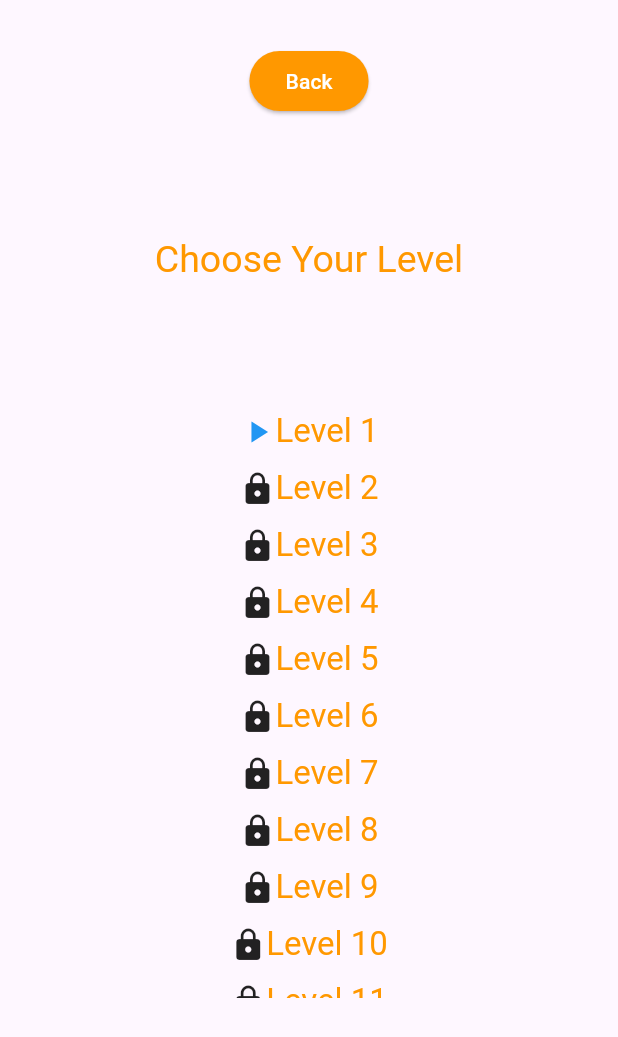
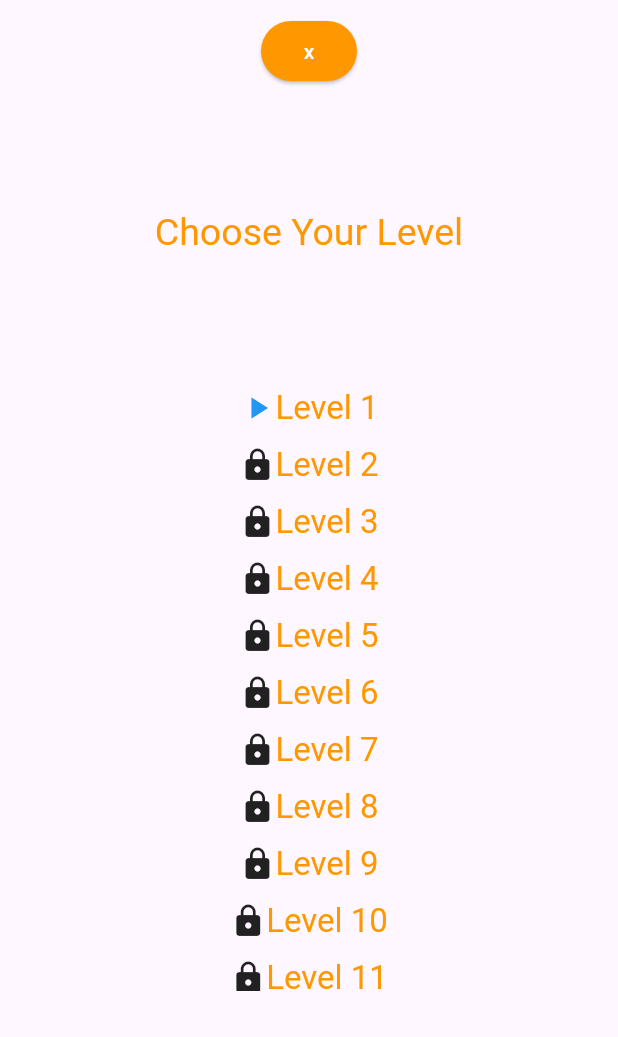
Before and after one commit to kiicodes/flutter_stacker_game, a Flutter app: the screen it shows after launch, after a tap on "Start", on a phone screen of 412 x 824 dp. Shown: the top 1037 px of the screen. Run offline on Flutter 3.47's test engine with Material 2 defaults, Android fonts, the phone set to English and light mode, and no system bars; our stand-ins replace google_fonts, shared_preferences; missing offline and left inert: flame.

Commit message:
Working on leaderboard screen

```diff
--- a/lib/screens/level_selection_screen.dart
+++ b/lib/screens/level_selection_screen.dart
@@ -1,5 +1,6 @@
 import 'package:flutter/material.dart';
 import 'package:stacker_game/screens/components/level_list.dart';
+import 'package:stacker_game/shared/custom_back_button.dart';
 
 class LevelSelectionScreen extends StatelessWidget {
   const LevelSelectionScreen({super.key});
@@ -10,13 +11,7 @@ class LevelSelectionScreen extends StatelessWidget {
       body: SafeArea(
         child: Column(
           children: [
-            Container(
-              margin: const EdgeInsets.only(top: 30),
-              child: ElevatedButton(
-                onPressed: () { Navigator.of(context).pop(); },
-                child: const Text("Back")
-              )
-            ),
+            const CustomBackButton(),
             const Spacer(),
             Text('Choose Your Level', style: Theme.of(context).textTheme.titleLarge!.copyWith(fontSize: 25),),
             const Spacer(),
--- a/lib/screens/startup_screen.dart
+++ b/lib/screens/startup_screen.dart
@@ -4,6 +4,8 @@ import 'package:stacker_game/screens/components/game_option_button.dart';
 import 'package:stacker_game/screens/components/screen_title.dart';
 import 'package:stacker_game/screens/level_selection_screen.dart';
 import 'package:stacker_game/shared/global_functions.dart';
+import 'package:stacker_game/shared/leaderboard_button.dart';
+import 'package:stacker_game/shared/shared_data.dart';
 
 class StartupScreen extends StatelessWidget {
   const StartupScreen({super.key});
@@ -29,15 +31,18 @@ class StartupScreen extends StatelessWidget {
                             GameOptionButton(
                               name: "Start",
                               onPressed: () {
-                                GlobalFunctions.navigateTo(
-                                    context, const LevelSelectionScreen());
+                                GlobalFunctions.navigateTo(context, const LevelSelectionScreen());
                               },
                             ),
                             const Spacer(),
                           ],
                         )),
                     const Spacer(
-                      flex: 4,
+                      flex: 2,
+                    ),
+                    Container(
+                        margin: const EdgeInsets.only(bottom: 30),
+                        child: LeaderboardButton(levelConfig: SharedData.config)
                     ),
                   ],
                 ),
--- /dev/null
+++ b/lib/shared/custom_back_button.dart
@@ -0,0 +1,17 @@
+import 'package:flutter/material.dart';
+
+class CustomBackButton extends StatelessWidget {
+  final bool noMargin;
+  const CustomBackButton({super.key, this.noMargin = false});
+
+  @override
+  Widget build(BuildContext context) {
+    return Container(
+      margin: noMargin ? null : const EdgeInsets.only(top: 10),
+      child: ElevatedButton(
+        onPressed: () { Navigator.of(context).pop(); },
+        child: const Text("x")
+      )
+    );
+  }
+}
--- /dev/null
+++ b/lib/shared/leaderboard_button.dart
@@ -0,0 +1,19 @@
+import 'package:flutter/material.dart';
+import 'package:stacker_game/screens/leaderboard_screen.dart';
+import 'package:stacker_game/shared/game_config.dart';
+import 'package:stacker_game/shared/global_functions.dart';
+
+class LeaderboardButton extends StatelessWidget {
+  final GameConfig levelConfig;
+  const LeaderboardButton({ super.key, required this.levelConfig });
+
+  @override
+  Widget build(BuildContext context) {
+    return TextButton(
+      onPressed: () {
+        GlobalFunctions.navigateTo(context, LeaderboardScreen(levelConfig: levelConfig));
+      },
+      child: const Text("Leaderboard", style: TextStyle(fontSize: 20),)
+    );
+  }
+}
```
Also changed, not shown: lib/game_2d/game_2d_screen.dart (+10 -1 lines), lib/screens/leaderboard_screen.dart (added, +50 -0 lines), 1 other file.
